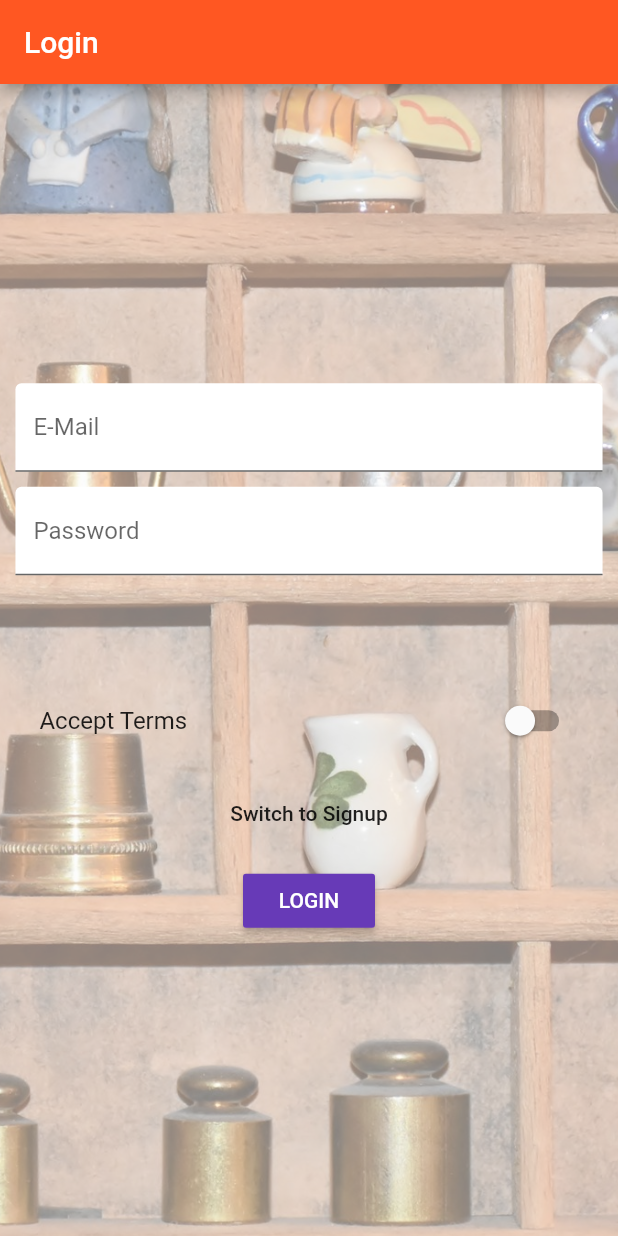
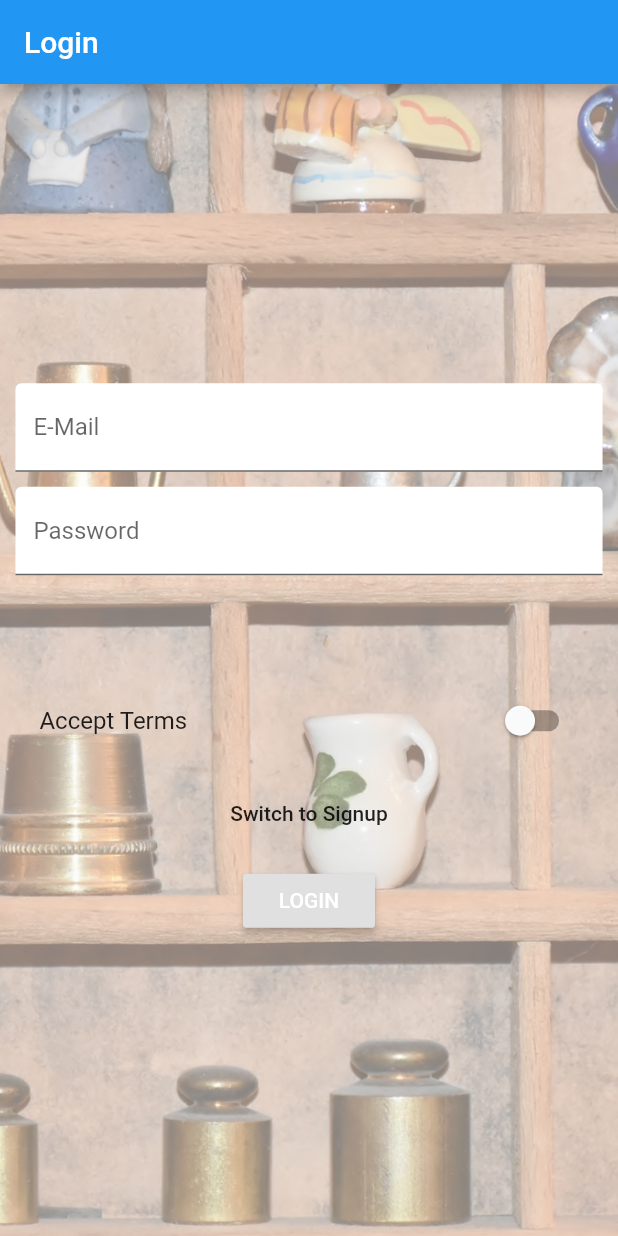
Before and after one commit to Phillbaden/flutter_course, a Flutter app: the screen it shows after launch, on a phone screen of 412 x 824 dp. Run offline on Flutter 3.47's test engine with Material 2 defaults, Android fonts, the phone set to English and light mode, and no system bars; our stand-ins replace image_picker, location, rxdart, shared_preferences; missing offline and left inert: map_view; accounts and stored records are empty; statements that could not run were skipped.

Commit message:
Added platform specific code

```diff
--- a/lib/main.dart
+++ b/lib/main.dart
@@ -12,6 +12,7 @@ import './scoped-models/main.dart';
 import './models/product.dart';
 import './widgets/helpers/custom_route.dart';
 import './shared/global_config.dart';
+import './shared/adaptive_theme.dart';
 
 void main() {
   // debugPaintSizeEnabled = true;
@@ -49,11 +50,7 @@ class _MyAppState extends State<MyApp> {
       model: _model,
       child: MaterialApp(
         // debugShowMaterialGrid: true,
-        theme: ThemeData(
-            brightness: Brightness.light,
-            primarySwatch: Colors.deepOrange,
-            accentColor: Colors.deepPurple,
-            buttonColor: Colors.deepPurple),
+        theme: getAdaptiveThemeData(context),
         // home: AuthPage(),
         routes: {
           '/': (BuildContext context) =>
--- a/lib/pages/auth.dart
+++ b/lib/pages/auth.dart
@@ -2,6 +2,7 @@ import 'package:flutter/material.dart';
 
 import 'package:scoped_model/scoped_model.dart';
 
+import '../widgets/ui_elements/adaptive_progress_indicator.dart';
 import '../scoped-models/main.dart';
 import '../models/auth.dart';
 
@@ -202,7 +203,7 @@ class _AuthPageState extends State<AuthPage> with TickerProviderStateMixin {
                       builder: (BuildContext context, Widget child,
                           MainModel model) {
                         return model.isLoading
-                            ? CircularProgressIndicator()
+                            ? AdaptiveProgressIndicator()
                             : RaisedButton(
                                 textColor: Colors.white,
                                 child: Text(_authMode == AuthMode.Login
--- a/lib/pages/products.dart
+++ b/lib/pages/products.dart
@@ -31,6 +31,7 @@ class _ProductsPageState extends State<ProductsPage> {
           AppBar(
             automaticallyImplyLeading: false,
             title: Text('Choose'),
+            elevation: Theme.of(context).platform == TargetPlatform.iOS ? 0.0 : 4.0,
           ),
           ListTile(
             leading: Icon(Icons.edit),
@@ -66,6 +67,7 @@ class _ProductsPageState extends State<ProductsPage> {
       drawer: _buildSideDrawer(context),
       appBar: AppBar(
         title: Text('EasyList'),
+        elevation: Theme.of(context).platform == TargetPlatform.iOS ? 0.0 : 4.0,
         actions: <Widget>[
           ScopedModelDescendant<MainModel>(
             builder: (BuildContext context, Widget child, MainModel model) {
--- a/lib/pages/products_admin.dart
+++ b/lib/pages/products_admin.dart
@@ -17,6 +17,7 @@ class ProductsAdminPage extends StatelessWidget {
           AppBar(
             automaticallyImplyLeading: false,
             title: Text('Choose'),
+            elevation: Theme.of(context).platform == TargetPlatform.iOS ? 0.0 : 4.0,
           ),
           ListTile(
             leading: Icon(Icons.shop),
@@ -40,6 +41,7 @@ class ProductsAdminPage extends StatelessWidget {
         drawer: _buildSideDrawer(context),
         appBar: AppBar(
           title: Text('Manage Products'),
+          elevation: Theme.of(context).platform == TargetPlatform.iOS ? 0.0 : 4.0,
           bottom: TabBar(
             tabs: <Widget>[
               Tab(
```
Also changed, not shown: lib/pages/product_edit.dart (+6 -3 lines), lib/widgets/ui_elements/adaptive_progress_indicator.dart (added, +11 -0 lines), 1 other file.
